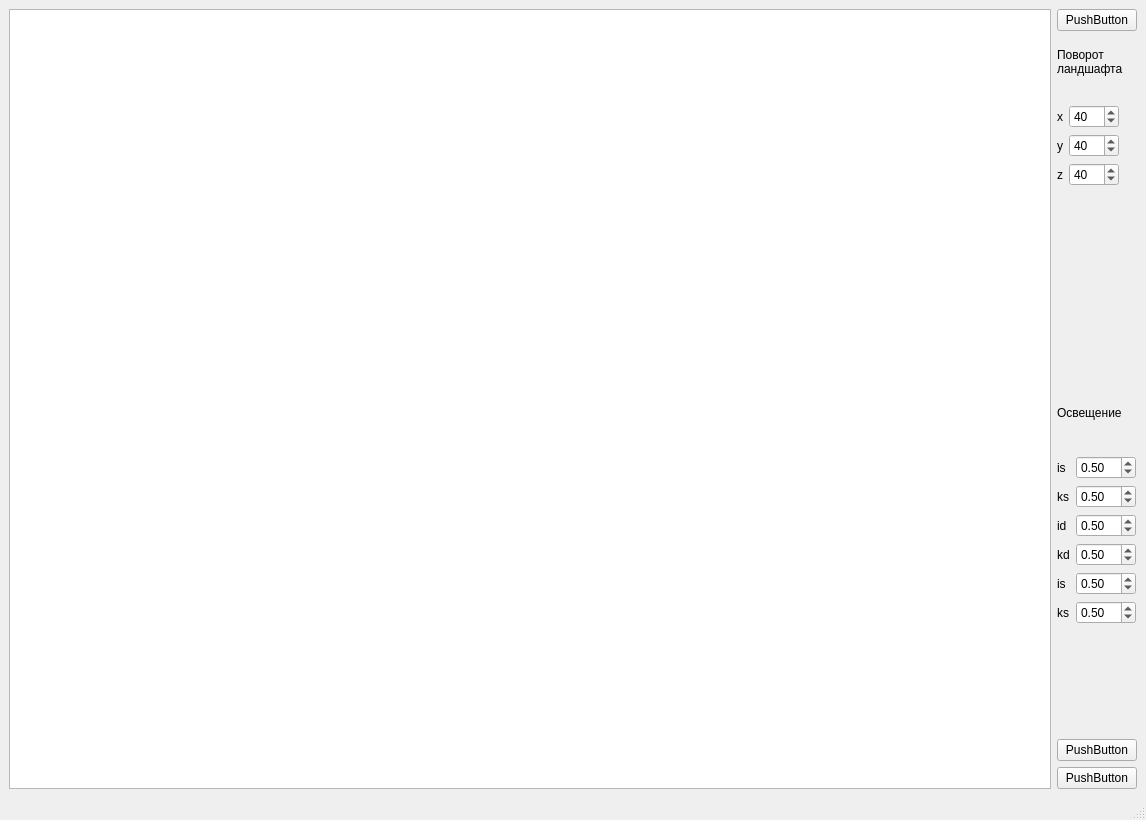
This is cg_course/interface/mainwindow.ui in leontartykov/terrain_cg_course_project as Qt 5 draws it before an edit. The edited form follows.
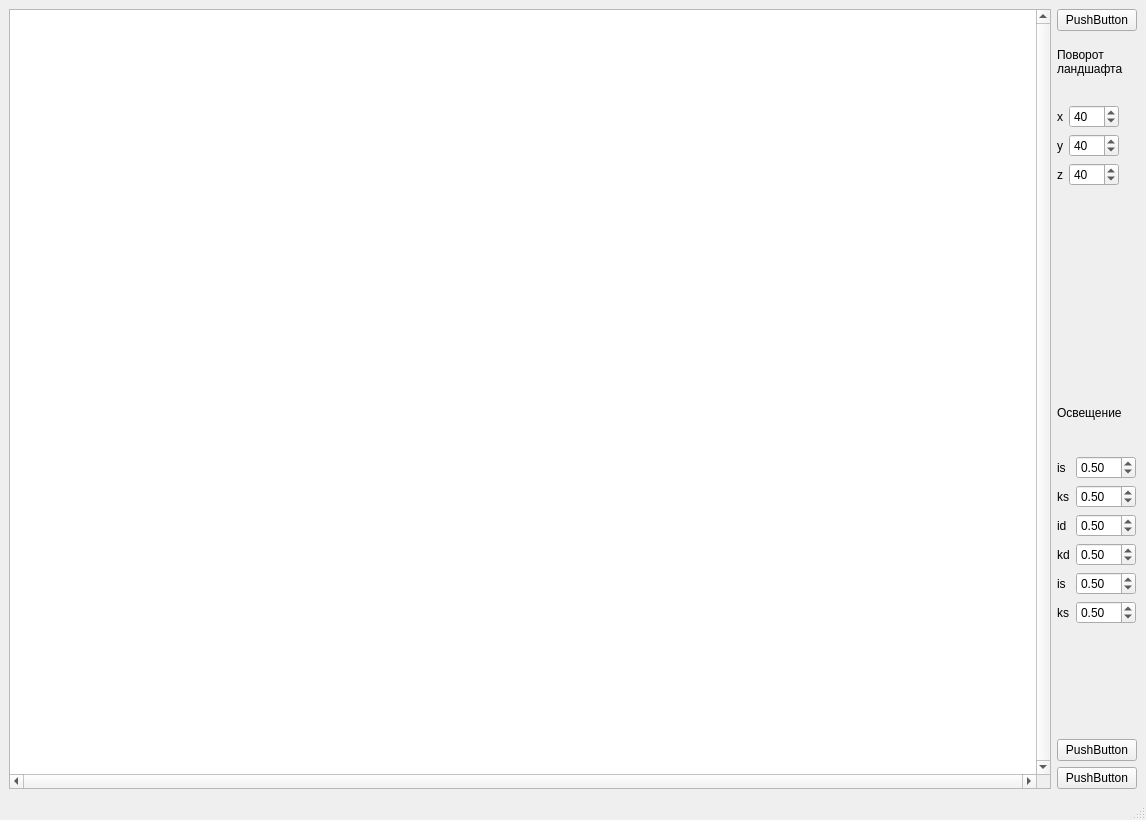
This is the edited form.

Diff of the .ui file:
```diff
--- a/cg_course/interface/mainwindow.ui
+++ b/cg_course/interface/mainwindow.ui
@@ -23,6 +23,12 @@
         <verstretch>0</verstretch>
        </sizepolicy>
       </property>
+      <property name="verticalScrollBarPolicy">
+       <enum>Qt::ScrollBarAlwaysOn</enum>
+      </property>
+      <property name="horizontalScrollBarPolicy">
+       <enum>Qt::ScrollBarAlwaysOn</enum>
+      </property>
       <property name="alignment">
        <set>Qt::AlignLeading|Qt::AlignLeft|Qt::AlignTop</set>
       </property>
```
